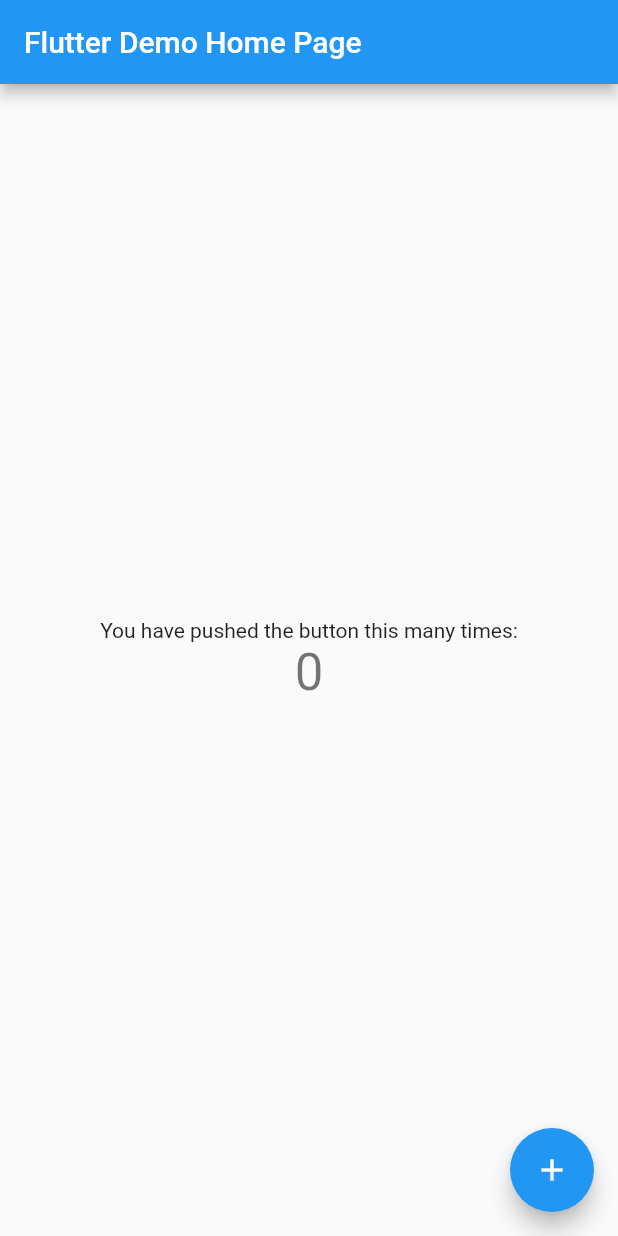
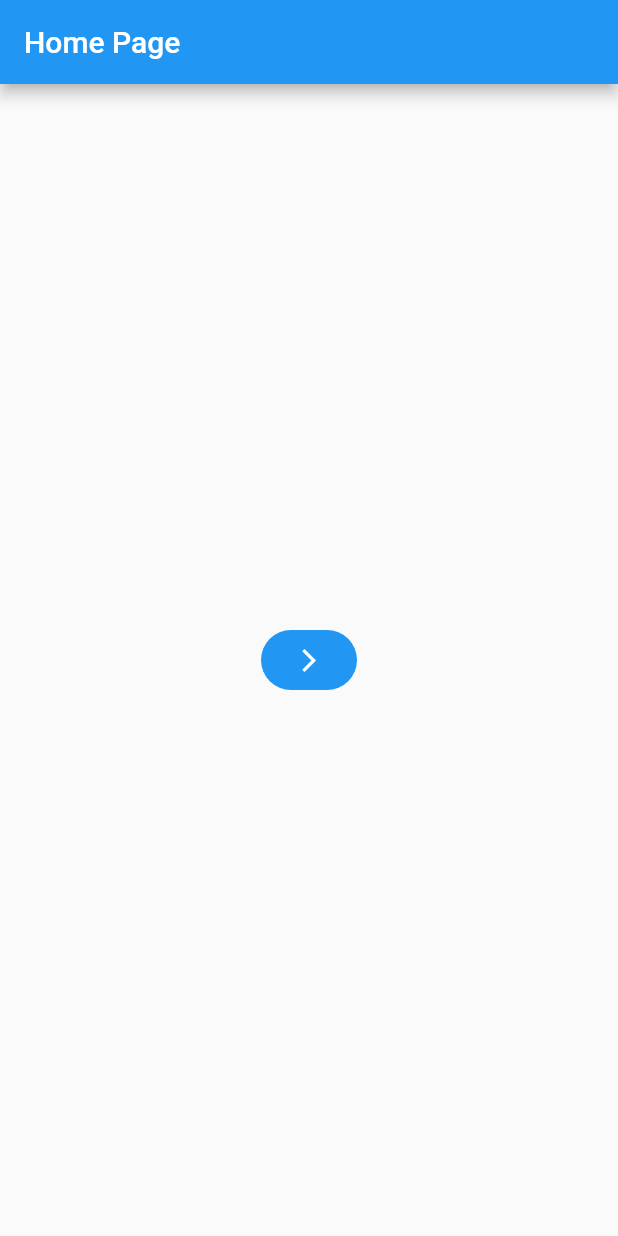
Before and after one commit to henriquemoles/mind_buddy_gpt, a Flutter app: the screen it shows after launch, on a phone screen of 412 x 824 dp. Run offline on Flutter 3.47's test engine with Material 2 defaults, Android fonts, the phone set to English and light mode, and no system bars; our stand-ins replace flutter_modular.

Commit message:
second commit

```diff
--- a/lib/main.dart
+++ b/lib/main.dart
@@ -1,115 +1,44 @@
 import 'package:flutter/material.dart';
+import 'package:flutter_modular/flutter_modular.dart';
+import 'package:mind_buddy_gpt/features/home/home_page.dart';
 
 void main() {
-  runApp(const MyApp());
+  return runApp(ModularApp(module: AppModule(), child: AppWidget()));
 }
 
-class MyApp extends StatelessWidget {
-  const MyApp({super.key});
+class AppWidget extends StatelessWidget {
+  Widget build(BuildContext context) {
+    Modular.setInitialRoute('/');
+    return MaterialApp.router(
+      title: 'My Smart App',
+      theme: ThemeData(primarySwatch: Colors.blue),
+      routeInformationParser: Modular.routeInformationParser,
+      routerDelegate: Modular.routerDelegate,
+    ); //added by extension
+  }
+}
 
-  // This widget is the root of your application.
+class AppModule extends Module {
   @override
+  List<Bind> get binds => [];
+
+  @override
+  List<ModularRoute> get routes => [
+        ChildRoute('/', child: (context, args) => FirstPage()),
+        ChildRoute('/home', child: (context, args) => HomePage())
+      ];
+}
+
+class FirstPage extends StatelessWidget {
   Widget build(BuildContext context) {
-    return MaterialApp(
-      title: 'Flutter Demo',
-      theme: ThemeData(
-        // This is the theme of your application.
-        //
-        // Try running your application with "flutter run". You'll see the
-        // application has a blue toolbar. Then, without quitting the app, try
-        // changing the primarySwatch below to Colors.green and then invoke
-        // "hot reload" (press "r" in the console where you ran "flutter run",
-        // or simply save your changes to "hot reload" in a Flutter IDE).
-        // Notice that the counter didn't reset back to zero; the application
-        // is not restarted.
-        primarySwatch: Colors.blue,
-      ),
-      home: const MyHomePage(title: 'Flutter Demo Home Page'),
+    return Scaffold(
+      appBar: AppBar(title: Text('Home Page')),
+      body: Center(
+          child: FilledButton(
+              onPressed: () {
+                Modular.to.pushNamed('/home');
+              },
+              child: Icon(Icons.arrow_forward_ios_sharp))),
     );
   }
 }
-
-class MyHomePage extends StatefulWidget {
-  const MyHomePage({super.key, required this.title});
-
-  // This widget is the home page of your application. It is stateful, meaning
-  // that it has a State object (defined below) that contains fields that affect
-  // how it looks.
-
-  // This class is the configuration for the state. It holds the values (in this
-  // case the title) provided by the parent (in this case the App widget) and
-  // used by the build method of the State. Fields in a Widget subclass are
-  // always marked "final".
-
-  final String title;
-
-  @override
-  State<MyHomePage> createState() => _MyHomePageState();
-}
-
-class _MyHomePageState extends State<MyHomePage> {
-  int _counter = 0;
-
-  void _incrementCounter() {
-    setState(() {
-      // This call to setState tells the Flutter framework that something has
-      // changed in this State, which causes it to rerun the build method below
-      // so that the display can reflect the updated values. If we changed
-      // _counter without calling setState(), then the build method would not be
-      // called again, and so nothing would appear to happen.
-      _counter++;
-    });
-  }
-
-  @override
-  Widget build(BuildContext context) {
-    // This method is rerun every time setState is called, for instance as done
-    // by the _incrementCounter method above.
-    //
-    // The Flutter framework has been optimized to make rerunning build methods
-    // fast, so that you can just rebuild anything that needs updating rather
-    // than having to individually change instances of widgets.
-    return Scaffold(
-      appBar: AppBar(
-        // Here we take the value from the MyHomePage object that was created by
-        // the App.build method, and use it to set our appbar title.
-        title: Text(widget.title),
-      ),
-      body: Center(
-        // Center is a layout widget. It takes a single child and positions it
-        // in the middle of the parent.
-        child: Column(
-          // Column is also a layout widget. It takes a list of children and
-          // arranges them vertically. By default, it sizes itself to fit its
-          // children horizontally, and tries to be as tall as its parent.
-          //
-          // Invoke "debug painting" (press "p" in the console, choose the
-          // "Toggle Debug Paint" action from the Flutter Inspector in Android
-          // Studio, or the "Toggle Debug Paint" command in Visual Studio Code)
-          // to see the wireframe for each widget.
-          //
-          // Column has various properties to control how it sizes itself and
-          // how it positions its children. Here we use mainAxisAlignment to
-          // center the children vertically; the main axis here is the vertical
-          // axis because Columns are vertical (the cross axis would be
-          // horizontal).
-          mainAxisAlignment: MainAxisAlignment.center,
-          children: <Widget>[
-            const Text(
-              'You have pushed the button this many times:',
-            ),
-            Text(
-              '$_counter',
-              style: Theme.of(context).textTheme.headlineMedium,
-            ),
-          ],
-        ),
-      ),
-      floatingActionButton: FloatingActionButton(
-        onPressed: _incrementCounter,
-        tooltip: 'Increment',
-        child: const Icon(Icons.add),
-      ), // This trailing comma makes auto-formatting nicer for build methods.
-    );
-  }
-}
--- a/pubspec.yaml
+++ b/pubspec.yaml
@@ -35,6 +35,7 @@
   # The following adds the Cupertino Icons font to your application.
   # Use with the CupertinoIcons class for iOS style icons.
   cupertino_icons: ^1.0.2
+  flutter_modular: ^5.0.3
 
 dev_dependencies:
   flutter_test:
```
Also changed, not shown: lib/features/home/home_page.dart (added, +26 -0 lines), lib/core/constants/MindBuddyConstants.dart (added), pubspec.lock.
